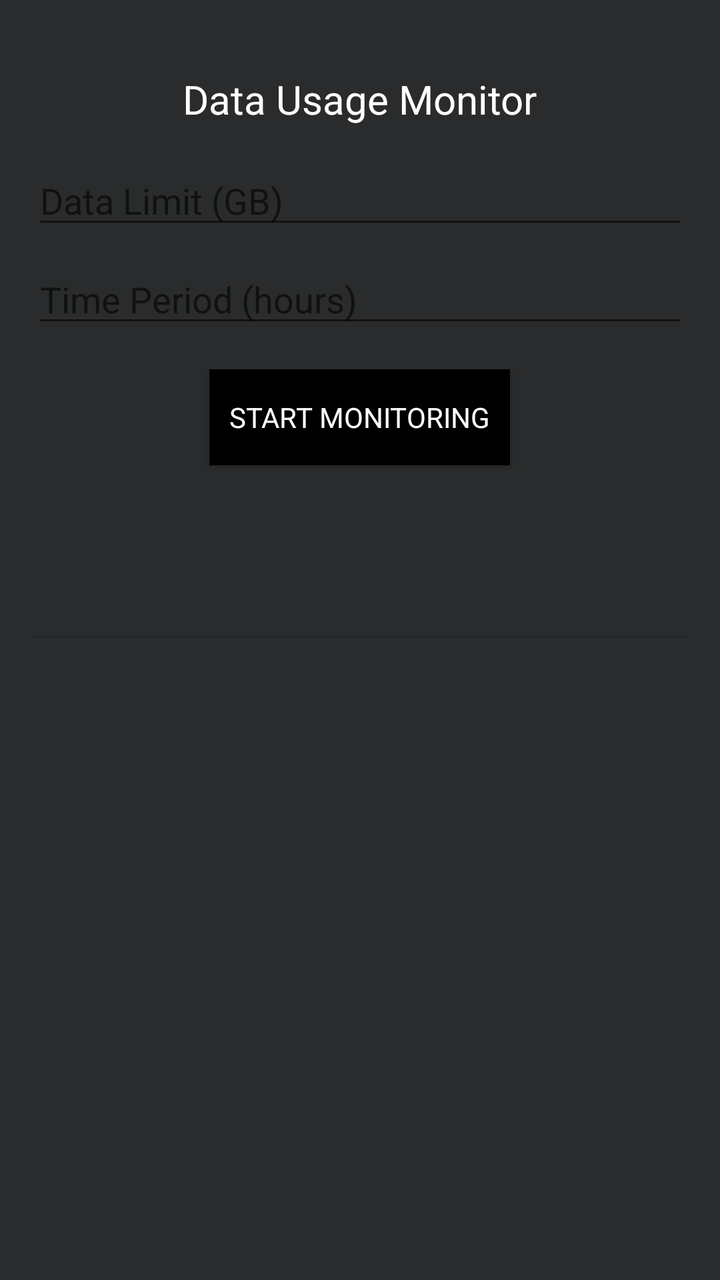
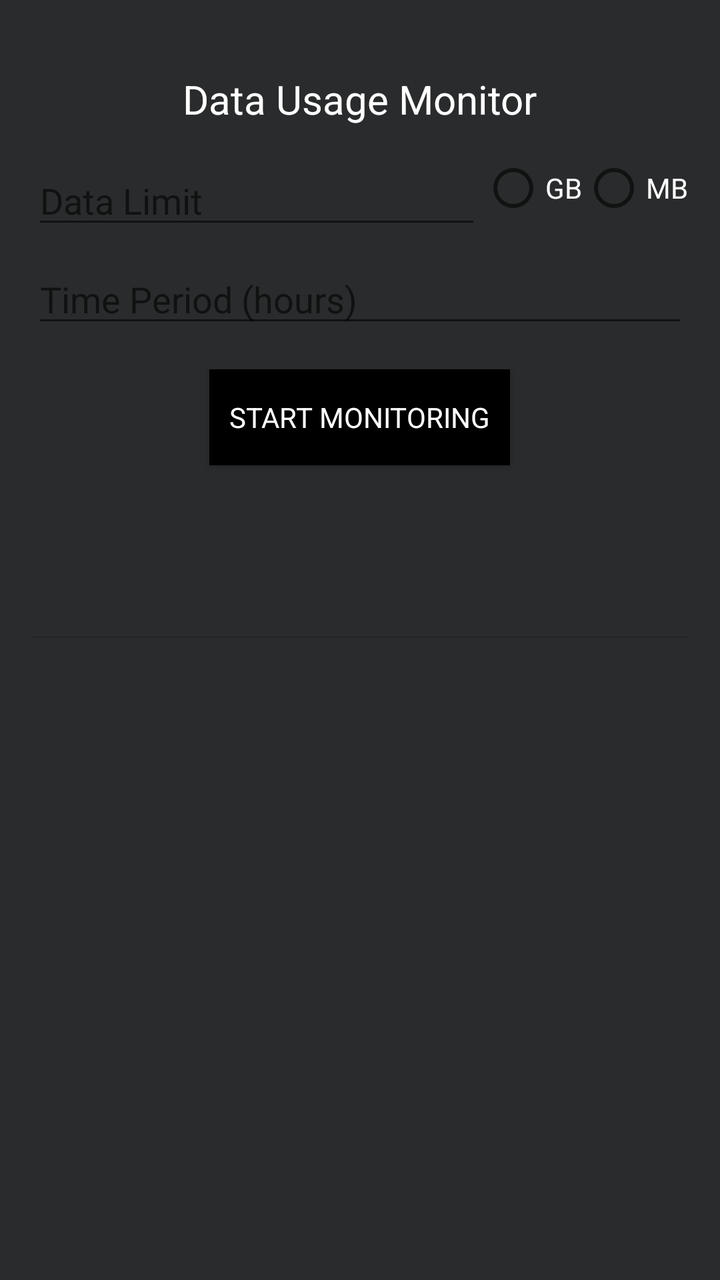

Before-and-after screenshots of an Android layout around one commit, followed by the original layout XML and the change that was made.
<!-- AndroidManifest.xml: activity theme Theme.MakeYourPhoneYours -->
<!-- res/layout/activity_main.xml -->
<?xml version="1.0" encoding="utf-8"?>
<LinearLayout xmlns:android="http://schemas.android.com/apk/res/android"
    xmlns:tools="http://schemas.android.com/tools"
    android:layout_width="match_parent"
    android:layout_height="match_parent"
    android:background="#2A2B2C"
    android:orientation="vertical"
    android:padding="16dp"
    tools:context=".MainActivity">

    <TextView
        android:layout_width="wrap_content"
        android:layout_height="wrap_content"
        android:layout_gravity="center_horizontal"
        android:layout_marginTop="20dp"
        android:layout_marginBottom="15dp"
        android:text="Data Usage Monitor"
        android:textColor="@color/white"
        android:textSize="20sp" />

    <EditText
        android:id="@+id/data_limit_gb"
        android:layout_width="match_parent"
        android:layout_height="wrap_content"
        android:hint="Data Limit (GB)"
        android:inputType="numberDecimal"
        android:textColor="@color/white" />

    <EditText
        android:id="@+id/time_period_hours"
        android:layout_width="match_parent"
        android:layout_height="wrap_content"
        android:layout_marginTop="8dp"
        android:hint="Time Period (hours)"
        android:inputType="number"
        android:textColor="@color/white" />

    <Button
        android:id="@+id/start_service_button"
        android:layout_width="wrap_content"
        android:layout_height="wrap_content"
        android:layout_gravity="center_horizontal"
        android:layout_marginTop="16dp"
        android:background="@color/black"
        android:padding="10dp"
        android:text="Start Monitoring"
        android:textColor="@color/white" />

    <TextView
        android:id="@+id/configured_values_textview"
        android:layout_width="wrap_content"
        android:layout_height="wrap_content"
        android:layout_marginTop="24dp"
        android:textSize="16sp" />

    <TextView
        android:id="@+id/data_consumed_textview"
        android:layout_width="wrap_content"
        android:layout_height="wrap_content"
        android:layout_marginTop="8dp"
        android:layout_marginBottom="10dp"
        android:textSize="16sp" />

    <View
        android:id="@+id/divider"
        android:layout_width="match_parent"
        android:layout_height="1dp"
        android:background="?android:attr/listDivider" />

</LinearLayout>
<!-- resources referenced by this layout -->
<resources>
  <color name="black">#FF000000</color>
  <color name="white">#FFFFFFFF</color>
  <style name="Theme.MakeYourPhoneYours" parent="Theme.AppCompat.DayNight.DarkActionBar">
          
          <item name="colorPrimary">#000000</item>
          <item name="android:fontFamily">@font/roboto</item>
          
          <item name="android:statusBarColor" tools:targetApi="l">?attr/colorPrimary</item>
          
  
      </style>
</resources>

<!-- the commit's change to res/layout/activity_main.xml (unified diff, before → after) -->
@@ -18,13 +18,41 @@
         android:textColor="@color/white"
         android:textSize="20sp" />
 
-    <EditText
-        android:id="@+id/data_limit_gb"
+    <LinearLayout
         android:layout_width="match_parent"
         android:layout_height="wrap_content"
-        android:hint="Data Limit (GB)"
-        android:inputType="numberDecimal"
-        android:textColor="@color/white" />
+        android:orientation="horizontal">
+
+        <EditText
+            android:id="@+id/data_limit_gb"
+            android:layout_width="0dp"
+            android:layout_height="wrap_content"
+            android:layout_weight="1"
+            android:hint="Data Limit"
+            android:inputType="numberDecimal"
+            android:textColor="@color/white" />
+
+        <RadioGroup
+            android:id="@+id/unit_radio_group"
+            android:layout_width="wrap_content"
+            android:layout_height="wrap_content"
+            android:orientation="horizontal">
+
+            <RadioButton
+                android:id="@+id/gb_radio_button"
+                android:layout_width="wrap_content"
+                android:layout_height="wrap_content"
+                android:text="GB"
+                android:textColor="@color/white" />
+
+            <RadioButton
+                android:id="@+id/mb_radio_button"
+                android:layout_width="wrap_content"
+                android:layout_height="wrap_content"
+                android:text="MB"
+                android:textColor="@color/white" />
+        </RadioGroup>
+    </LinearLayout>
 
     <EditText
         android:id="@+id/time_period_hours"
